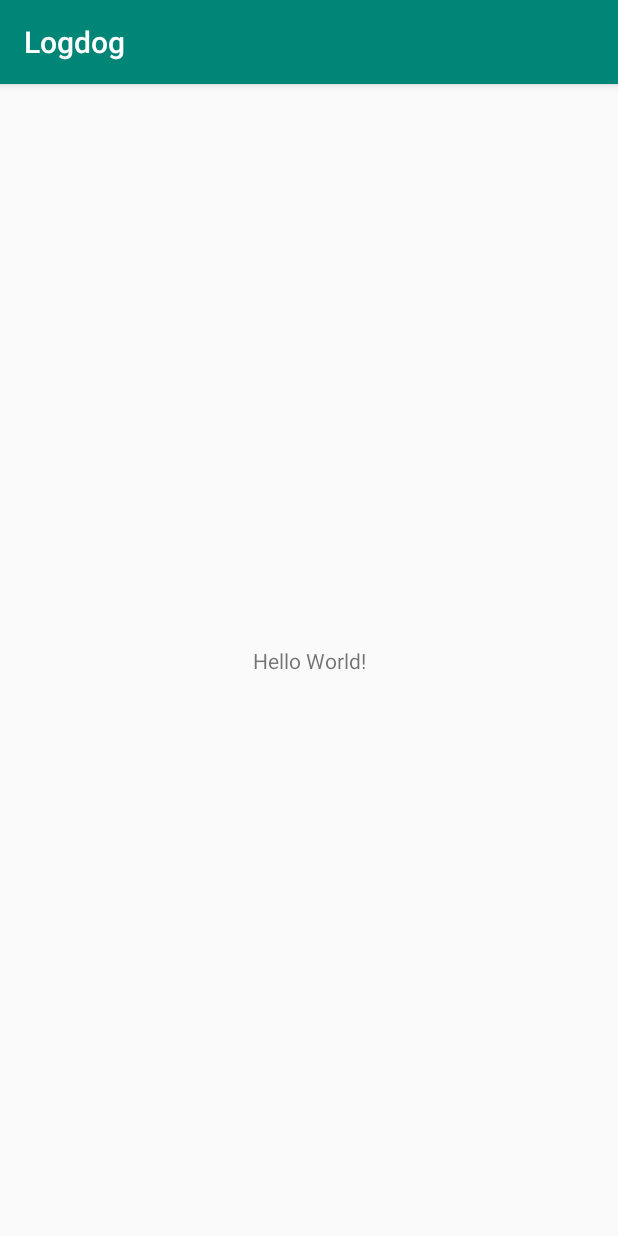
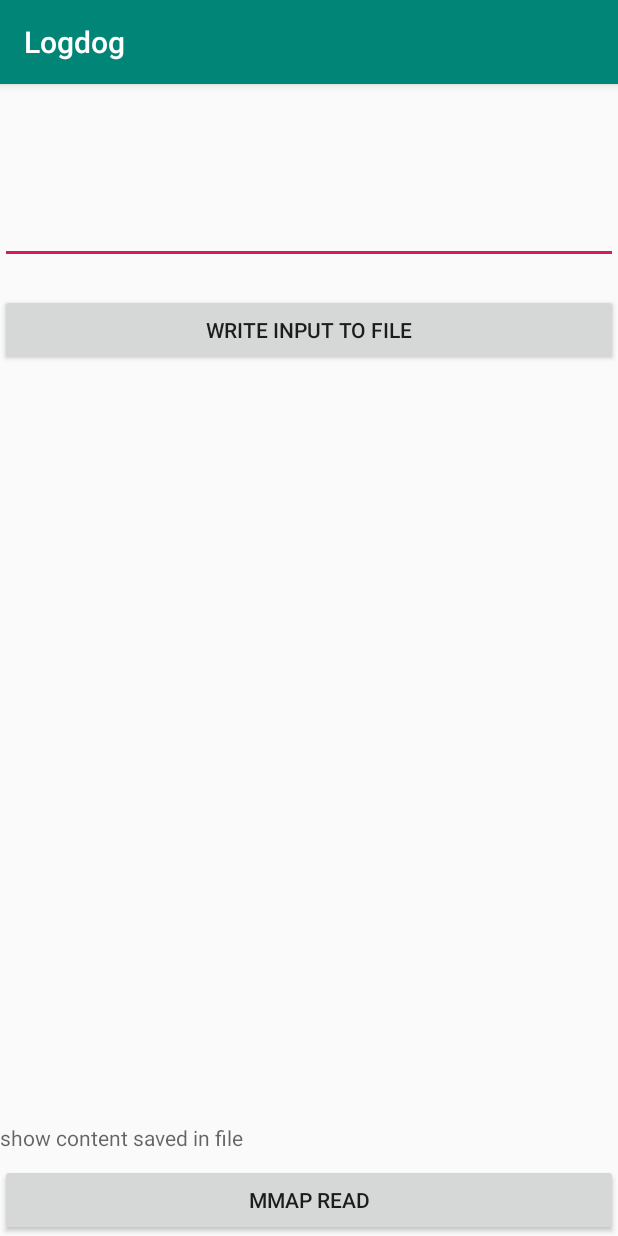
Before and after one commit to ithaibo/Logdog, an Android app: the screen it shows after launch (MainActivity), on a phone screen of 412 x 824 dp. Run offline under Robolectric (Android 15) with nearby library versions, the phone set to English and light mode, and no system bars; 2 statements that could not run were skipped.

Commit message:
[dev]:{write file, read with mmap}

```diff
--- a/app/build.gradle
+++ b/app/build.gradle
@@ -28,6 +28,10 @@ android {
             version "3.10.2"
         }
     }
+    compileOptions {
+        sourceCompatibility = 1.8
+        targetCompatibility = 1.8
+    }
 }
 
 dependencies {
--- a/app/src/main/java/com/andy/logdog/Logdog.java
+++ b/app/src/main/java/com/andy/logdog/Logdog.java
@@ -1,6 +1,7 @@
 package com.andy.logdog;
 
 import android.content.Context;
+import android.util.Log;
 
 import androidx.annotation.NonNull;
 
@@ -8,6 +9,8 @@ import java.io.File;
 import java.io.FileDescriptor;
 
 public class Logdog {
+    static String path;
+
     private static class H {
         private static final Logdog INSTANCE = new Logdog();
         // Used to load the 'native-lib' library on application startup.
@@ -20,18 +23,20 @@ public class Logdog {
     }
 
     public void init(@NonNull Context context) {
-        String fileName = String.valueOf(System.currentTimeMillis());
-        String path = context.getApplicationContext()
-                .getExternalFilesDir(String.format("logdog/%s.log", fileName))
-                .getAbsolutePath();
+        File file = new File(context.getApplicationContext()
+                .getExternalFilesDir(null), "logdog");
+        path = file.getAbsolutePath();
         native_init(path);
     }
 
 
     public void w(String path, String content) {
-        native_write(path, content);
+//        native_write(path, content);
+        write_file(path, content);
     }
 
     public native void native_init(@NonNull String pathLog);
     public native void native_write(@NonNull String path, @NonNull String content);
+    public native void write_file(@NonNull String path, @NonNull String content);
+    public native String read_file(@NonNull String path);
 }
--- a/app/src/main/java/com/andy/logdog/MainActivity.java
+++ b/app/src/main/java/com/andy/logdog/MainActivity.java
@@ -1,26 +1,39 @@
 package com.andy.logdog;
+
+import android.os.Bundle;
+import android.util.Log;
+import android.widget.EditText;
+import android.widget.TextView;
 
 import androidx.appcompat.app.AppCompatActivity;
 
-import android.os.Bundle;
-import android.util.Log;
-import android.widget.TextView;
+public class MainActivity extends AppCompatActivity {
+    EditText editText;
+    private TextView tv;
 
-import java.io.File;
-
-public class MainActivity extends AppCompatActivity {
     @Override
     protected void onCreate(Bundle savedInstanceState) {
         super.onCreate(savedInstanceState);
         setContentView(R.layout.activity_main);
 
+        editText = findViewById(R.id.et);
+        tv = findViewById(R.id.tv);
         // Example of a call to a native method
-        TextView tv = findViewById(R.id.sample_text);
+        findViewById(R.id.btn_write).setOnClickListener(v-> writeInputToFile());
+        findViewById(R.id.btn_read).setOnClickListener(v-> readFile());
 
-        File file = new File(getExternalFilesDir(null), "logdog");
-        String path = file.getAbsolutePath();
-        Log.i("Main", "path: " + path);
+        Logdog.getInstance().init(this);
+    }
 
-        Logdog.getInstance().w(path, "Main path: " + path);
+    private void readFile() {
+        String read = Logdog.getInstance().read_file(Logdog.path);
+        Log.i("Main", "read from file: " + read);
+        tv.setText(read);
+    }
+
+    private void writeInputToFile() {
+        if (editText.getText().length() <= 0) return;
+        String input = editText.getText().toString();
+        Logdog.getInstance().w(Logdog.path, input);
     }
 }
--- a/app/src/main/res/layout/activity_main.xml
+++ b/app/src/main/res/layout/activity_main.xml
@@ -6,14 +6,35 @@
     android:layout_height="match_parent"
     tools:context=".MainActivity">
 
+    <EditText
+        android:id="@+id/et"
+        app:layout_constraintLeft_toLeftOf="parent"
+        app:layout_constraintTop_toTopOf="parent"
+        android:layout_width="match_parent"
+        android:layout_height="120dp"/>
+
+    <Button
+        android:id="@+id/btn_write"
+        android:layout_width="match_parent"
+        android:layout_height="wrap_content"
+        android:layout_marginTop="20dp"
+        android:text="write input to file"
+        app:layout_constraintTop_toBottomOf="@+id/et" />
+
+    <Button
+        android:id="@+id/btn_read"
+        android:layout_width="match_parent"
+        android:layout_height="wrap_content"
+        android:text="mmap read"
+        app:layout_constraintBottom_toBottomOf="parent"
+        app:layout_constraintEnd_toEndOf="parent"
+        app:layout_constraintStart_toStartOf="parent" />
+
     <TextView
-        android:id="@+id/sample_text"
-        android:layout_width="wrap_content"
-        android:layout_height="wrap_content"
-        android:text="Hello World!"
-        app:layout_constraintBottom_toBottomOf="parent"
-        app:layout_constraintLeft_toLeftOf="parent"
-        app:layout_constraintRight_toRightOf="parent"
-        app:layout_constraintTop_toTopOf="parent" />
-
+        android:id="@+id/tv"
+        android:hint="show content saved in file"
+        app:layout_constraintBottom_toTopOf="@+id/btn_read"
+        android:layout_marginBottom="8dp"
+        android:layout_width="match_parent"
+        android:layout_height="wrap_content"/>
 </androidx.constraintlayout.widget.ConstraintLayout>
```
Also changed, not shown: 3 other files.
